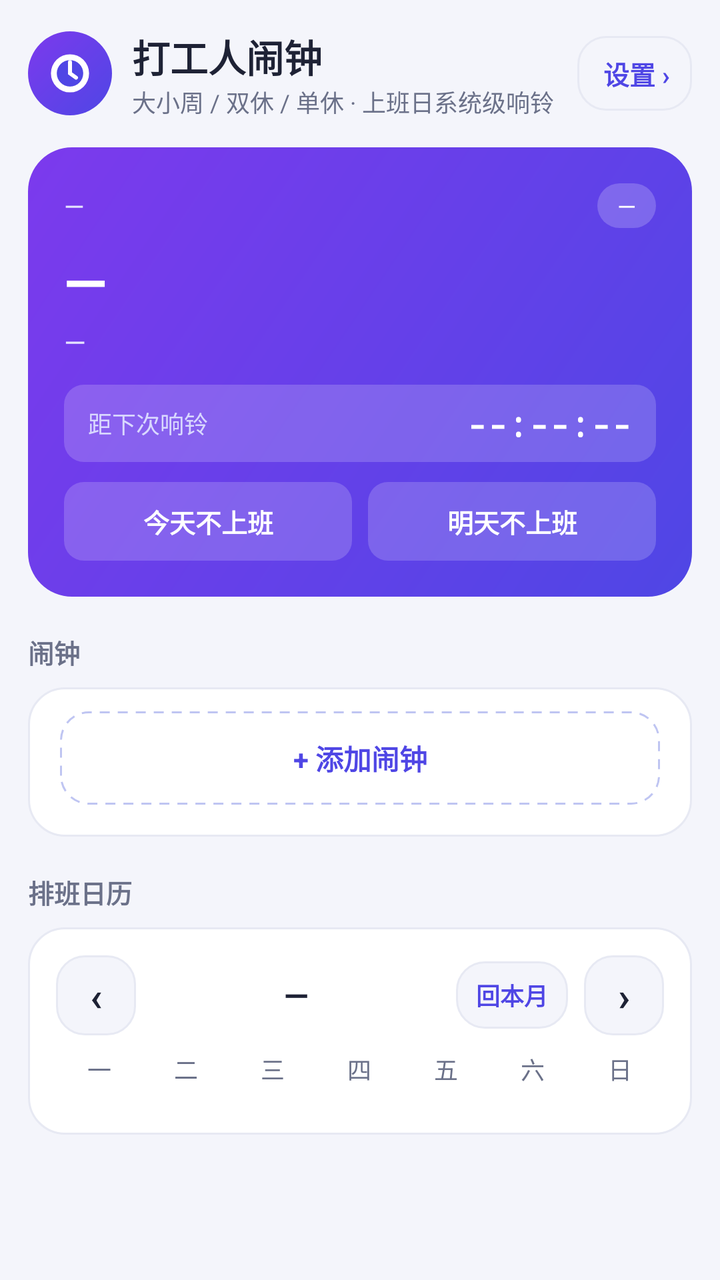
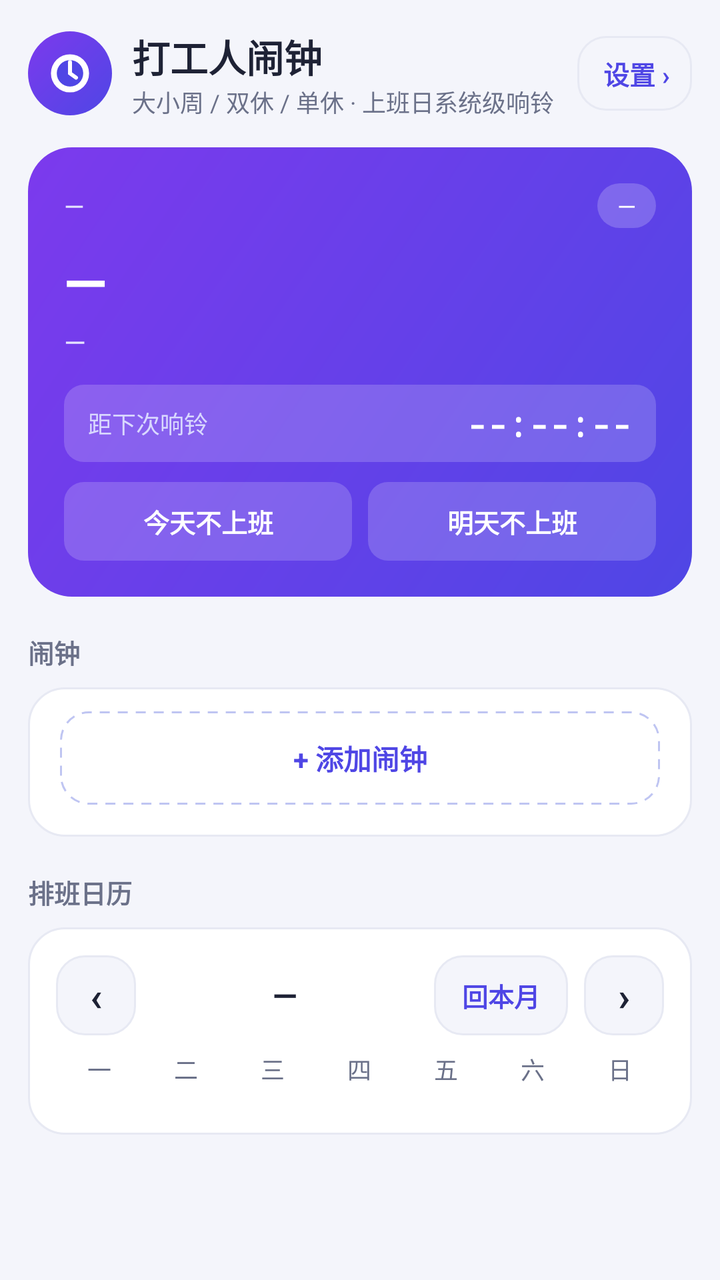

An Android layout rendered at two revisions. The XML below is the earlier revision; the diff shows what the commit changed to produce the second picture.
<!-- AndroidManifest.xml: application theme Theme.WeekdayAlarm -->
<!-- res/layout/activity_main.xml -->
<?xml version="1.0" encoding="utf-8"?>
<ScrollView xmlns:android="http://schemas.android.com/apk/res/android"
    android:layout_width="match_parent"
    android:layout_height="match_parent"
    android:background="@color/bg"
    android:fitsSystemWindows="true">

    <LinearLayout
        android:layout_width="match_parent"
        android:layout_height="wrap_content"
        android:orientation="vertical"
        android:padding="14dp">

        
        <LinearLayout
            android:layout_width="match_parent"
            android:layout_height="wrap_content"
            android:orientation="horizontal"
            android:gravity="center_vertical"
            android:layout_marginBottom="14dp">

            <ImageView
                android:layout_width="42dp"
                android:layout_height="42dp"
                android:background="@drawable/bg_hero"
                android:padding="@dimen/space_8"
                android:contentDescription="@null"
                android:src="@drawable/ic_clock_white" />

            <LinearLayout
                android:layout_width="0dp"
                android:layout_height="wrap_content"
                android:layout_weight="1"
                android:orientation="vertical"
                android:layout_marginStart="@dimen/space_10">

                <TextView
                    android:layout_width="wrap_content"
                    android:layout_height="wrap_content"
                    android:text="打工人闹钟"
                    android:textColor="@color/ink"
                    android:textSize="19sp"
                    android:textStyle="bold" />

                <TextView
                    android:layout_width="wrap_content"
                    android:layout_height="wrap_content"
                    android:text="大小周 / 双休 / 单休 · 上班日系统级响铃"
                    android:textColor="@color/sub"
                    android:textSize="12sp" />
            </LinearLayout>

            
            <TextView
                android:id="@+id/btn_settings_entry"
                android:layout_width="wrap_content"
                android:layout_height="wrap_content"
                android:layout_marginStart="@dimen/space_8"
                android:background="@drawable/bg_time_outline"
                android:clickable="true"
                android:focusable="true"
                android:paddingStart="13dp"
                android:paddingEnd="11dp"
                android:paddingTop="9dp"
                android:paddingBottom="9dp"
                android:text="设置 ›"
                android:textColor="@color/indigo"
                android:textSize="13sp"
                android:textStyle="bold" />
        </LinearLayout>

        
        <LinearLayout
            android:id="@+id/row_ringing"
            android:layout_width="match_parent"
            android:layout_height="52dp"
            android:layout_marginTop="@dimen/space_12"
            android:background="@drawable/bg_card"
            android:gravity="center_vertical"
            android:orientation="horizontal"
            android:paddingStart="@dimen/space_16"
            android:paddingEnd="@dimen/space_12"
            android:visibility="gone">

            <TextView
                android:layout_width="0dp"
                android:layout_height="wrap_content"
                android:layout_weight="1"
                android:text="闹钟正在响"
                android:textColor="@color/danger"
                android:textSize="15sp"
                android:textStyle="bold" />

            <TextView
                android:id="@+id/btn_stop_ringing"
                android:layout_width="wrap_content"
                android:layout_height="wrap_content"
                android:background="@drawable/bg_time_outline"
                android:clickable="true"
                android:focusable="true"
                android:paddingStart="18dp"
                android:paddingTop="@dimen/space_8"
                android:paddingEnd="18dp"
                android:paddingBottom="@dimen/space_8"
                android:text="停止"
                android:textColor="@color/ink"
                android:textSize="14sp"
                android:textStyle="bold" />
        </LinearLayout>

        
        <LinearLayout
            android:layout_width="match_parent"
            android:layout_height="wrap_content"
            android:orientation="vertical"
            android:background="@drawable/bg_hero"
            android:padding="18dp">

            <LinearLayout
                android:layout_width="match_parent"
                android:layout_height="wrap_content"
                android:orientation="horizontal"
                android:gravity="center_vertical">

                
                <LinearLayout
                    android:layout_width="0dp"
                    android:layout_height="wrap_content"
                    android:layout_weight="1"
                    android:orientation="vertical">

                    <TextView
                        android:id="@+id/tv_today_date"
                        android:layout_width="wrap_content"
                        android:layout_height="wrap_content"
                        android:text="—"
                        android:textColor="#E6E4FF"
                        android:textSize="13sp" />

                    <TextView
                        android:id="@+id/tv_today_lunar"
                        android:layout_width="wrap_content"
                        android:layout_height="wrap_content"
                        android:layout_marginTop="1dp"
                        android:text=""
                        android:textColor="#C9CEFD"
                        android:textSize="11sp"
                        android:visibility="gone" />
                </LinearLayout>

                <TextView
                    android:id="@+id/tv_week_chip"
                    style="@style/WeekChip"
                    android:layout_width="wrap_content"
                    android:layout_height="wrap_content"
                    android:text="—" />
            </LinearLayout>

            <TextView
                android:id="@+id/tv_today_status"
                android:layout_width="wrap_content"
                android:layout_height="wrap_content"
                android:layout_marginTop="@dimen/space_8"
                android:text="—"
                android:textColor="@color/white"
                android:textSize="28sp"
                android:textStyle="bold" />

            <TextView
                android:id="@+id/tv_today_sub"
                android:layout_width="match_parent"
                android:layout_height="wrap_content"
                android:layout_marginTop="@dimen/space_2"
                android:text="—"
                android:textColor="#E6E4FF"
                android:textSize="14sp"
                android:lineSpacingMultiplier="1.15" />

            
            <TextView
                android:id="@+id/tv_holiday_countdown"
                android:layout_width="match_parent"
                android:layout_height="wrap_content"
                android:layout_marginTop="@dimen/space_2"
                android:text=""
                android:textColor="#C9CEFD"
                android:textSize="12sp"
                android:visibility="gone" />

            
            <LinearLayout
                android:id="@+id/box_countdown"
                android:layout_width="match_parent"
                android:layout_height="wrap_content"
                android:layout_marginTop="@dimen/space_12"
                android:background="@drawable/bg_hero_pill"
                android:gravity="center_vertical"
                android:orientation="horizontal"
                android:paddingStart="@dimen/space_12"
                android:paddingEnd="@dimen/space_12"
                android:paddingTop="@dimen/space_8"
                android:paddingBottom="@dimen/space_8">

                <TextView
                    android:id="@+id/tv_countdown_label"
                    android:layout_width="0dp"
                    android:layout_height="wrap_content"
                    android:layout_weight="1"
                    android:ellipsize="end"
                    android:maxLines="1"
                    android:text="距下次响铃"
                    android:textColor="#D9D8FF"
                    android:textSize="12sp" />

                <TextView
                    android:id="@+id/tv_countdown"
                    android:layout_width="wrap_content"
                    android:layout_height="wrap_content"
                    android:fontFamily="monospace"
                    android:text="--:--:--"
                    android:textColor="@color/white"
                    android:textSize="17sp"
                    android:textStyle="bold" />
            </LinearLayout>

            
            <LinearLayout
                android:layout_width="match_parent"
                android:layout_height="wrap_content"
                android:layout_marginTop="@dimen/space_10"
                android:orientation="horizontal">

                <TextView
                    android:id="@+id/btn_day_off"
                    android:layout_width="0dp"
                    android:layout_height="wrap_content"
                    android:layout_weight="1"
                    android:background="@drawable/bg_hero_pill"
                    android:clickable="true"
                    android:focusable="true"
                    android:gravity="center"
                    android:maxLines="1"
                    android:paddingTop="@dimen/space_10"
                    android:paddingBottom="@dimen/space_10"
                    android:text="今天不上班"
                    android:textColor="@color/white"
                    android:textSize="13sp"
                    android:textStyle="bold" />

                <TextView
                    android:id="@+id/btn_day_off_tomorrow"
                    android:layout_width="0dp"
                    android:layout_height="wrap_content"
                    android:layout_weight="1"
                    android:layout_marginStart="@dimen/space_8"
                    android:background="@drawable/bg_hero_pill"
                    android:clickable="true"
                    android:focusable="true"
                    android:gravity="center"
                    android:maxLines="1"
                    android:paddingTop="@dimen/space_10"
                    android:paddingBottom="@dimen/space_10"
                    android:text="明天不上班"
                    android:textColor="@color/white"
                    android:textSize="13sp"
                    android:textStyle="bold" />

            </LinearLayout>

        </LinearLayout>

        
        <TextView
            style="@style/SectionTitle"
            android:layout_width="wrap_content"
            android:layout_height="wrap_content"
            android:layout_marginTop="18dp"
            android:layout_marginBottom="@dimen/space_8"
            android:text="闹钟" />

        <LinearLayout
            android:layout_width="match_parent"
            android:layout_height="wrap_content"
            android:background="@drawable/bg_card"
            android:orientation="vertical">

            
            <LinearLayout
                android:id="@+id/alarm_list"
                android:layout_width="match_parent"
                android:layout_height="wrap_content"
                android:orientation="vertical"
                android:paddingStart="@dimen/space_16"
                android:paddingEnd="@dimen/space_12" />

            <TextView
                android:id="@+id/btn_add_alarm"
                android:layout_width="match_parent"
                android:layout_height="wrap_content"
                android:layout_marginStart="@dimen/space_16"
                android:layout_marginEnd="@dimen/space_16"
                android:layout_marginTop="@dimen/space_12"
                android:layout_marginBottom="@dimen/space_16"
                android:background="@drawable/bg_add_alarm"
                android:clickable="true"
                android:focusable="true"
                android:gravity="center"
                android:padding="13dp"
                android:text="+ 添加闹钟"
                android:textColor="@color/indigo"
                android:textSize="14sp"
                android:textStyle="bold" />
        </LinearLayout>

        
        <TextView
            style="@style/SectionTitle"
            android:layout_width="wrap_content"
            android:layout_height="wrap_content"
            android:layout_marginTop="18dp"
            android:layout_marginBottom="@dimen/space_8"
            android:text="排班日历" />

        <LinearLayout
            android:id="@+id/calendar_card"
            android:layout_width="match_parent"
            android:layout_height="wrap_content"
            android:background="@drawable/bg_card"
            android:orientation="vertical"
            android:padding="14dp">

            
            <LinearLayout
                android:layout_width="match_parent"
                android:layout_height="wrap_content"
                android:gravity="center_vertical"
                android:orientation="horizontal">

                <TextView
                    android:id="@+id/btn_prev"
                    android:layout_width="40dp"
                    android:layout_height="40dp"
                    android:background="@drawable/bg_time_outline"
                    android:clickable="true"
                    android:contentDescription="上个月"
                    android:focusable="true"
                    android:gravity="center"
                    android:text="‹"
                    android:textColor="@color/ink"
                    android:textSize="20sp"
                    android:textStyle="bold" />

                <TextView
                    android:id="@+id/tv_cal_title"
                    android:layout_width="0dp"
                    android:layout_height="wrap_content"
                    android:layout_weight="1"
                    android:gravity="center"
                    android:text="—"
                    android:textColor="@color/ink"
                    android:textSize="16sp"
                    android:textStyle="bold" />

                <TextView
                    android:id="@+id/btn_today"
                    android:layout_width="wrap_content"
                    android:layout_height="wrap_content"
                    android:layout_marginEnd="@dimen/space_8"
                    android:background="@drawable/bg_time_outline"
                    android:clickable="true"
                    android:focusable="true"
                    android:paddingStart="@dimen/space_10"
                    android:paddingEnd="@dimen/space_10"
                    android:paddingTop="@dimen/space_8"
                    android:paddingBottom="@dimen/space_8"
                    android:text="回本月"
                    android:textColor="@color/indigo"
                    android:textSize="12sp"
                    android:textStyle="bold" />

                <TextView
                    android:id="@+id/btn_next"
                    android:layout_width="40dp"
                    android:layout_height="40dp"
                    android:background="@drawable/bg_time_outline"
                    android:clickable="true"
                    android:contentDescription="下个月"
                    android:focusable="true"
                    android:gravity="center"
                    android:text="›"
                    android:textColor="@color/ink"
                    android:textSize="20sp"
                    android:textStyle="bold" />
            </LinearLayout>

            
            <LinearLayout
                android:layout_width="match_parent"
                android:layout_height="wrap_content"
                android:layout_marginTop="@dimen/space_8"
                android:orientation="horizontal">

                <TextView
                    android:id="@+id/cal_dow_0"
                    style="@style/FieldHint"
                    android:layout_width="0dp"
                    android:layout_height="wrap_content"
                    android:layout_weight="1"
                    android:gravity="center"
                    android:text="一" />

                <TextView
                    android:id="@+id/cal_dow_1"
                    style="@style/FieldHint"
                    android:layout_width="0dp"
                    android:layout_height="wrap_content"
                    android:layout_weight="1"
                    android:gravity="center"
                    android:text="二" />

                <TextView
                    android:id="@+id/cal_dow_2"
                    style="@style/FieldHint"
                    android:layout_width="0dp"
                    android:layout_height="wrap_content"
                    android:layout_weight="1"
                    android:gravity="center"
                    android:text="三" />

                <TextView
                    android:id="@+id/cal_dow_3"
                    style="@style/FieldHint"
                    android:layout_width="0dp"
                    android:layout_height="wrap_content"
                    android:layout_weight="1"
                    android:gravity="center"
                    android:text="四" />

                <TextView
                    android:id="@+id/cal_dow_4"
                    style="@style/FieldHint"
                    android:layout_width="0dp"
                    android:layout_height="wrap_content"
                    android:layout_weight="1"
                    android:gravity="center"
                    android:text="五" />

                <TextView
                    android:id="@+id/cal_dow_5"
                    style="@style/FieldHint"
                    android:layout_width="0dp"
                    android:layout_height="wrap_content"
                    android:layout_weight="1"
                    android:gravity="center"
                    android:text="六" />

                <TextView
                    android:id="@+id/cal_dow_6"
                    style="@style/FieldHint"
                    android:layout_width="0dp"
                    android:layout_height="wrap_content"
                    android:layout_weight="1"
                    android:gravity="center"
                    android:text="日" />
            </LinearLayout>

            
            <LinearLayout
                android:id="@+id/cal_rows"
                android:layout_width="match_parent"
                android:layout_height="wrap_content"
                android:orientation="vertical" />

            
            <LinearLayout
                android:id="@+id/legend_row"
                android:layout_width="match_parent"
                android:layout_height="wrap_content"
                android:layout_marginTop="@dimen/space_10"
                android:orientation="vertical" />
        </LinearLayout>

        

    </LinearLayout>
</ScrollView>
<!-- resources referenced by this layout -->
<resources>
  <color name="bg">#F4F5FB</color>
  <color name="danger">#DC2626</color>
  <color name="indigo">#4F46E5</color>
  <color name="ink">#1E2235</color>
  <color name="sub">#6B7189</color>
  <color name="white">#FFFFFFFF</color>
  <dimen name="space_10">10dp</dimen>
  <dimen name="space_12">12dp</dimen>
  <dimen name="space_16">16dp</dimen>
  <dimen name="space_2">2dp</dimen>
  <dimen name="space_8">8dp</dimen>
  <!-- drawable bg_card (drawable) -->
  <?xml version="1.0" encoding="utf-8"?>
  <shape xmlns:android="http://schemas.android.com/apk/res/android"
      android:shape="rectangle">
      <solid android:color="@color/card" />
      <corners android:radius="@dimen/radius_card" />
      <stroke android:width="1dp" android:color="@color/line" />
  </shape>
  <!-- drawable bg_hero (drawable) -->
  <?xml version="1.0" encoding="utf-8"?>
  <shape xmlns:android="http://schemas.android.com/apk/res/android"
      android:shape="rectangle">
      <gradient
          android:angle="135"
          android:startColor="@color/hero_start"
          android:endColor="@color/hero_end" />
      <corners android:radius="@dimen/radius_banner" />
  </shape>
  <!-- drawable bg_hero_pill (drawable) -->
  <?xml version="1.0" encoding="utf-8"?>
  <shape xmlns:android="http://schemas.android.com/apk/res/android"
      android:shape="rectangle">
      <solid android:color="#2EFFFFFF" />
      <corners android:radius="@dimen/radius_chip" />
  </shape>
  <!-- drawable bg_time_outline (drawable) -->
  <?xml version="1.0" encoding="utf-8"?>
  <ripple xmlns:android="http://schemas.android.com/apk/res/android"
      android:color="#1F4F46E5">
      <item>
          <shape android:shape="rectangle">
              <solid android:color="@color/bg" />
              <corners android:radius="@dimen/radius_row" />
              <stroke android:width="1dp" android:color="@color/line" />
          </shape>
      </item>
  </ripple>
  <style name="FieldHint">
          <item name="android:textColor">@color/sub</item>
          <item name="android:textSize">12sp</item>
      </style>
  <style name="SectionTitle">
          <item name="android:textColor">@color/sub</item>
          <item name="android:textSize">13sp</item>
          <item name="android:textStyle">bold</item>
      </style>
  <style name="WeekChip">
          <item name="android:background">@drawable/bg_chip_white</item>
          <item name="android:textColor">@color/white</item>
          <item name="android:textSize">12sp</item>
          <item name="android:paddingLeft">10dp</item>
          <item name="android:paddingRight">10dp</item>
          <item name="android:paddingTop">3dp</item>
          <item name="android:paddingBottom">3dp</item>
      </style>
  <style name="Theme.WeekdayAlarm" parent="Theme.Material3.DayNight.NoActionBar">
          <item name="colorPrimary">@color/indigo</item>
          <item name="colorPrimaryVariant">@color/indigo_dark</item>
          <item name="colorOnPrimary">@color/white</item>
          <item name="android:statusBarColor">@color/bg</item>
          <item name="android:windowLightStatusBar">true</item>
      </style>
  <dimen name="radius_row">14dp</dimen>
  <color name="card">#FFFFFF</color>
  <dimen name="radius_card">18dp</dimen>
  <color name="line">#E7E9F3</color>
  <color name="hero_start">#4F46E5</color>
  <color name="hero_end">#7C3AED</color>
  <dimen name="radius_banner">22dp</dimen>
  <dimen name="radius_chip">10dp</dimen>
  <!-- drawable bg_chip_white (drawable) -->
  <?xml version="1.0" encoding="utf-8"?>
  <shape xmlns:android="http://schemas.android.com/apk/res/android"
      android:shape="rectangle">
      <solid android:color="#33FFFFFF" />
      <corners android:radius="@dimen/radius_pill" />
  </shape>
  <color name="indigo_dark">#4338CA</color>
  <dimen name="radius_pill">999dp</dimen>
  <!-- unchanged entries left out for length: 2 -->
</resources>

<!-- the commit's change to res/layout/activity_main.xml (unified diff, before → after) -->
@@ -364,18 +364,17 @@
                 <TextView
                     android:id="@+id/btn_today"
                     android:layout_width="wrap_content"
-                    android:layout_height="wrap_content"
+                    android:layout_height="40dp"
                     android:layout_marginEnd="@dimen/space_8"
                     android:background="@drawable/bg_time_outline"
                     android:clickable="true"
                     android:focusable="true"
-                    android:paddingStart="@dimen/space_10"
-                    android:paddingEnd="@dimen/space_10"
-                    android:paddingTop="@dimen/space_8"
-                    android:paddingBottom="@dimen/space_8"
+                    android:gravity="center"
+                    android:paddingStart="14dp"
+                    android:paddingEnd="14dp"
                     android:text="回本月"
                     android:textColor="@color/indigo"
-                    android:textSize="12sp"
+                    android:textSize="13sp"
                     android:textStyle="bold" />
 
                 <TextView
